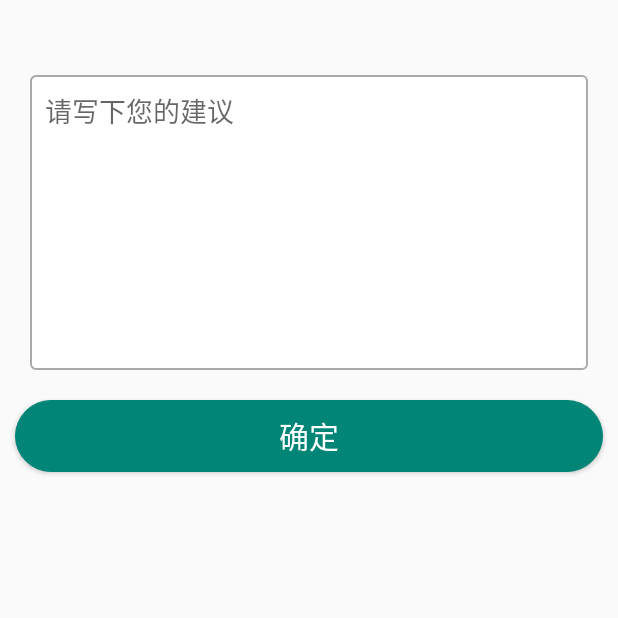
After one commit to BrinsLee/gdufe, an Android app: the FeedBackActivity screen opened directly, with no data from a screen before it, on a phone screen of 412 x 824 dp, the top half of it. The commit adds this screen. Run offline under Robolectric (Android 15) with nearby library versions, the phone set to English and light mode, and no system bars; network calls fail.

```diff
--- /dev/null
+++ b/app/src/main/java/com/brin/gdufe/FeedBackActivity.kt
@@ -0,0 +1,33 @@
+package com.brin.gdufe
+
+import android.content.Intent
+import android.net.Uri
+import android.support.v7.app.AppCompatActivity
+import android.os.Bundle
+import android.text.TextUtils
+import android.widget.Toast
+import kotlinx.android.synthetic.main.activity_feed_back.*
+
+class FeedBackActivity : AppCompatActivity() {
+
+    override fun onCreate(savedInstanceState: Bundle?) {
+        super.onCreate(savedInstanceState)
+        setContentView(R.layout.activity_feed_back)
+
+        bt_confirm.setOnClickListener {
+
+            if (ed_feedback.text.length == 0){
+                Toast.makeText(this@FeedBackActivity,"随便写点呗",Toast.LENGTH_SHORT).show()
+            }else {
+                var data = Intent(Intent.ACTION_SENDTO)
+                data.data = Uri.parse("mailto:747127514@qq.com")
+                data.putExtra(Intent.EXTRA_SUBJECT, "广财助手用户反馈")
+                data.putExtra(Intent.EXTRA_TEXT, ed_feedback.text.trim())
+                startActivity(data)
+                finish()
+            }
+        }
+
+
+    }
+}
--- a/app/src/main/java/com/brin/gdufe/LoginActivity.kt
+++ b/app/src/main/java/com/brin/gdufe/LoginActivity.kt
@@ -1,16 +1,13 @@
 package com.brin.gdufe
 
-import android.arch.persistence.room.Database
 import android.content.Intent
 import android.os.Build
 import android.support.v7.app.AppCompatActivity
 import android.os.Bundle
 import android.support.annotation.RequiresApi
-import android.support.v7.app.AlertDialog
 import android.util.Log
 import android.view.LayoutInflater
 import android.view.View
-import android.widget.ProgressBar
 import android.widget.Toast
 import com.brin.gdufe.api.JwApiFactory
 import com.brin.gdufe.bean.BasicInfo
@@ -21,8 +18,7 @@ import com.brin.util.FileUtil
 import io.reactivex.Observer
 import io.reactivex.disposables.Disposable
 import kotlinx.android.synthetic.main.activity_login.*
-import java.util.*
-import java.util.zip.Inflater
+
 
 class LoginActivity : AppCompatActivity() {
 
--- a/app/src/main/java/com/brin/gdufe/customView/Adapter/ListViewAdapter.kt
+++ b/app/src/main/java/com/brin/gdufe/customView/Adapter/ListViewAdapter.kt
@@ -48,6 +48,12 @@ class ListViewAdapter (var list:ArrayList<Any>, mContext : Context): BaseAdapter
                     iv_icon.setImageResource((list[position] as ListItem).icon)
                     Log.d("content",(list[position] as ListItem).content)
 
+                    if(position == 1){
+                        var cash = view .findViewById(R.id.tv_card) as TextView
+                        cash.text = (list[position] as ListItem).cash
+                        cash.visibility = View.VISIBLE
+                    }
+
                     if (position == 5) {
                         Log.d("version data position", "" + position)
                         val version_id_tv = view?.findViewById(R.id.iv_text) as TextView
--- a/app/src/main/java/com/brin/gdufe/fragment/courseFragment.kt
+++ b/app/src/main/java/com/brin/gdufe/fragment/courseFragment.kt
@@ -17,7 +17,6 @@ import com.brin.gdufe.api.JwApiFactory
 import com.brin.gdufe.bean.Schedule
 import com.brin.gdufe.database.GdufeDatabaseHelper
 import com.brin.util.Array2D
-import com.brin.util.CalcUtils
 import com.brin.util.FileUtil
 import io.reactivex.Observer
 import io.reactivex.disposables.Disposable
--- /dev/null
+++ b/app/src/main/res/drawable/contact_edit_edittext_focused.xml
@@ -0,0 +1,8 @@
+<?xml version="1.0" encoding="utf-8"?>
+<shape xmlns:android="http://schemas.android.com/apk/res/android">
+
+    <solid android:color="#FFFFFF"/>
+        <corners android:radius="3dip"/>
+        <stroke android:width="1dip"
+    android:color="@color/colorPrimary"/>
+</shape>
--- /dev/null
+++ b/app/src/main/res/drawable/contact_edit_edittext_normal.xml
@@ -0,0 +1,8 @@
+<?xml version="1.0" encoding="utf-8"?>
+<shape xmlns:android="http://schemas.android.com/apk/res/android">
+
+    <solid android:color="#FFFFFF"/>
+        <corners android:radius="3dip"/>
+        <stroke android:width="1dip"
+                    android:color="@android:color/darker_gray"/>
+</shape>
--- /dev/null
+++ b/app/src/main/res/drawable/textarea.xml
@@ -0,0 +1,6 @@
+<?xml version="1.0" encoding="utf-8"?>
+<selector xmlns:android="http://schemas.android.com/apk/res/android">
+    <item android:state_window_focused="false"
+        android:drawable="@drawable/contact_edit_edittext_normal" />
+    <item android:state_focused="true" android:drawable="@drawable/contact_edit_edittext_focused" />
+</selector>
--- /dev/null
+++ b/app/src/main/res/layout/activity_feed_back.xml
@@ -0,0 +1,42 @@
+<?xml version="1.0" encoding="utf-8"?>
+<LinearLayout xmlns:android="http://schemas.android.com/apk/res/android"
+    xmlns:app="http://schemas.android.com/apk/res-auto"
+    xmlns:tools="http://schemas.android.com/tools"
+    android:layout_width="match_parent"
+    android:layout_height="match_parent"
+    android:orientation="vertical"
+    tools:context=".FeedBackActivity">
+
+
+
+    <EditText
+        android:id="@+id/ed_feedback"
+        android:layout_width="match_parent"
+        android:layout_height="wrap_content"
+        android:enabled="true"
+        android:gravity="top"
+        android:layout_marginTop="50dp"
+        android:layout_marginLeft="20dp"
+        android:layout_marginRight="20dp"
+        android:hint="请写下您的建议"
+        android:inputType="textMultiLine"
+        android:minLines="8"
+        android:maxLines="10"
+        android:scrollbars="vertical"
+        android:padding="10dp"
+        android:background="@drawable/textarea">
+    </EditText>
+
+    <Button
+        android:id="@+id/bt_confirm"
+        android:layout_width="match_parent"
+        android:layout_height="wrap_content"
+        android:layout_gravity="center_horizontal"
+        android:text="确定"
+        android:textColor="@android:color/white"
+        android:background="@drawable/bt_selector"
+        android:textSize="20dp"
+        android:layout_marginRight="10dp"
+        android:layout_marginLeft="10dp"
+        android:layout_marginTop="20dp" />
+</LinearLayout>
```
Also changed, not shown: app/src/main/AndroidManifest.xml (+5 -2 lines), app/src/main/java/com/brin/gdufe/api/CardApi.kt (added, +17 -0 lines), app/src/main/java/com/brin/gdufe/api/CardApiFactory.kt (added, +32 -0 lines), app/src/main/java/com/brin/gdufe/customView/ListItem.java (+17 -0 lines), app/src/main/java/com/brin/gdufe/fragment/meFragment.kt (+63 -16 lines), app/src/main/java/com/brin/gdufe/model/CardInfo.kt (added, +11 -0 lines), app/src/main/res/layout/item_security.xml (+13 -0 lines).
